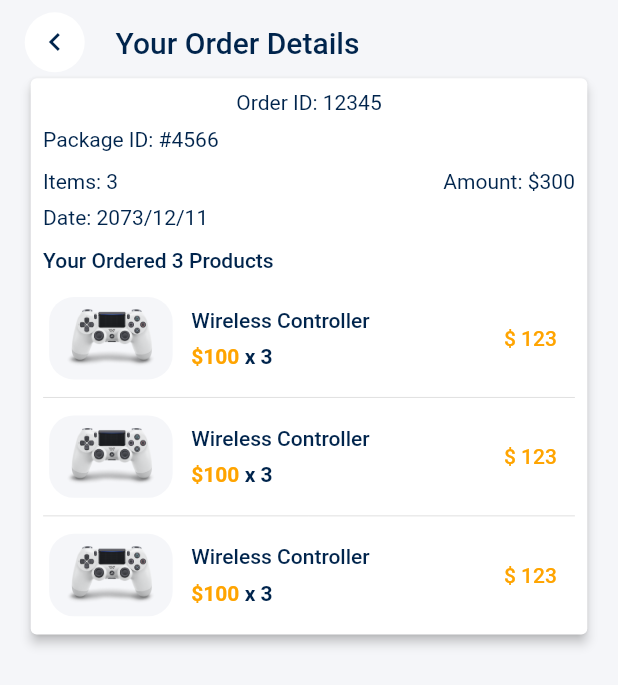
After one commit to rupendra-p/flutter_ecommerce, a Flutter app: the OrderDetailsScreen screen opened by its route, on a phone screen of 412 x 824 dp. The commit adds this screen. Shown: the top 685 px of the screen. Run offline on Flutter 3.47's test engine with Material 2 defaults, Android fonts, the phone set to English and light mode, and no system bars; our stand-ins replace cached_network_image, flutter_dotenv, flutter_svg, fluttertoast, image_picker, shared_preferences; accounts and stored records are empty.

Commit message:
ADDED ORDER DETAILS SCREEN

```diff
--- a/lib/screens/cart/cart_screen.dart
+++ b/lib/screens/cart/cart_screen.dart
@@ -26,11 +26,11 @@ class _CartScreenState extends State<CartScreen> {
         child: Padding(
           padding: EdgeInsets.symmetric(
             horizontal: 2.5 * SizeConfig.heightMultiplier,
+            vertical: SizeConfig.heightMultiplier,
           ),
           child: Consumer<CartProvider>(builder: (_, data, __) {
             return Column(
               children: [
-                SizedBox(height: SizeConfig.heightMultiplier),
                 Row(
                   children: [
                     CircleAvatar(
--- /dev/null
+++ b/lib/screens/order_details/order_details.dart
@@ -0,0 +1,217 @@
+import 'package:flutter/material.dart';
+
+import '/constant/color_properties.dart';
+import '/utils/size_config.dart';
+
+class OrderDetailsScreen extends StatelessWidget {
+  static const routeName = '/orderDetailsScreen';
+
+  const OrderDetailsScreen({Key? key}) : super(key: key);
+
+  @override
+  Widget build(BuildContext context) {
+    return Scaffold(
+      body: SafeArea(
+        child: Padding(
+          padding: EdgeInsets.symmetric(
+              horizontal: 2 * SizeConfig.heightMultiplier,
+              vertical: 1 * SizeConfig.heightMultiplier),
+          child: Column(
+            children: [
+              Row(
+                children: [
+                  CircleAvatar(
+                    backgroundColor: Theme.of(context).primaryColorDark,
+                    foregroundColor:
+                        Theme.of(context).textTheme.headline6!.color,
+                    child: IconButton(
+                      icon: const Icon(Icons.chevron_left),
+                      onPressed: () => Navigator.of(context).pop(),
+                    ),
+                  ),
+                  SizedBox(
+                    width: SizeConfig.widthMultiplier * 5,
+                  ),
+                  Text(
+                    'Your Order Details',
+                    style: Theme.of(context).textTheme.headline6!,
+                  ),
+                ],
+              ),
+              const OrderDetailBody(),
+            ],
+          ),
+        ),
+      ),
+    );
+  }
+}
+
+class OrderDetailBody extends StatefulWidget {
+  const OrderDetailBody({Key? key}) : super(key: key);
+
+  @override
+  _OrderDetailBodyState createState() => _OrderDetailBodyState();
+}
+
+class _OrderDetailBodyState extends State<OrderDetailBody> {
+  @override
+  Widget build(BuildContext context) {
+    return SingleChildScrollView(
+      child: Column(
+        children: [
+          Card(
+            elevation: 3,
+            color: Theme.of(context).cardTheme.color,
+            child: Padding(
+              padding: EdgeInsets.all(
+                SizeConfig.heightMultiplier,
+              ),
+              child: Column(
+                crossAxisAlignment: CrossAxisAlignment.start,
+                children: [
+                  orderDetails(),
+                  SizedBox(
+                    height: SizeConfig.heightMultiplier * 1.5,
+                  ),
+                  Text(
+                    "Your Ordered 3 Products",
+                    style: Theme.of(context).textTheme.bodyText1,
+                  ),
+                  SizedBox(
+                    height: SizeConfig.heightMultiplier * 1.5,
+                  ),
+                  ListView.separated(
+                    shrinkWrap: true,
+                    primary: false,
+                    itemCount: 3,
+                    itemBuilder: (context, index) {
+                      return const OrderProductsCard();
+                    },
+                    separatorBuilder: (context, index) => const Divider(),
+                  ),
+                ],
+              ),
+            ),
+          ),
+        ],
+      ),
+    );
+  }
+
+  Widget orderDetails() {
+    return Column(
+      crossAxisAlignment: CrossAxisAlignment.start,
+      children: [
+        const Center(child: Text("Order ID: 12345")),
+        SizedBox(
+          height: SizeConfig.heightMultiplier,
+        ),
+        const Text(
+          "Package ID: #4566",
+          textAlign: TextAlign.left,
+        ),
+        SizedBox(
+          height: SizeConfig.heightMultiplier * 1.5,
+        ),
+        Row(
+          mainAxisAlignment: MainAxisAlignment.spaceBetween,
+          children: const [
+            Text("Items: 3"),
+            Text("Amount: \$300"),
+          ],
+        ),
+        SizedBox(
+          height: SizeConfig.heightMultiplier,
+        ),
+        const Text("Date: 2073/12/11"),
+      ],
+    );
+  }
+}
+
+class OrderProductsCard extends StatelessWidget {
+  const OrderProductsCard({Key? key}) : super(key: key);
+
+  displaySnackbar(BuildContext context, String message) {
+    ScaffoldMessenger.of(context).showSnackBar(
+      SnackBar(
+        content: Text(
+          message,
+          textAlign: TextAlign.center,
+        ),
+      ),
+    );
+  }
+
+  @override
+  Widget build(BuildContext context) {
+    return GestureDetector(
+      onTap: () async {},
+      child: Card(
+        elevation: 0,
+        child: Container(
+          color: Theme.of(context).cardTheme.color,
+          child: Row(
+            children: [
+              SizedBox(
+                width: SizeConfig.widthMultiplier * 20,
+                child: AspectRatio(
+                  aspectRatio: 1.5,
+                  child: Container(
+                    padding: EdgeInsets.all(SizeConfig.heightMultiplier * 1),
+                    decoration: BoxDecoration(
+                      color: Theme.of(context).canvasColor,
+                      borderRadius: BorderRadius.circular(
+                          SizeConfig.heightMultiplier * 2),
+                    ),
+                    // child: Hero(
+                    //   tag: const ValueKey(),
+                    child: Image.asset(
+                      "assets/images/ps4_console_white_1.png",
+                    ),
+                    // ),
+                  ),
+                ),
+              ),
+              SizedBox(width: SizeConfig.widthMultiplier * 3),
+              Column(
+                crossAxisAlignment: CrossAxisAlignment.start,
+                children: [
+                  Text(
+                    "Wireless Controller",
+                    style: Theme.of(context).textTheme.bodyText1,
+                    maxLines: 2,
+                  ),
+                  SizedBox(height: SizeConfig.heightMultiplier),
+                  Row(
+                    children: const [
+                      Text(
+                        '\$100',
+                        style: TextStyle(
+                            fontWeight: FontWeight.w600, color: secondaryColor),
+                      ),
+                      Text(
+                        ' x 3',
+                        style: TextStyle(fontWeight: FontWeight.w600),
+                      ),
+                    ],
+                  ),
+                  // CartPriceQuantity(cart),
+                ],
+              ),
+              const Spacer(),
+              Padding(
+                padding: const EdgeInsets.all(8.0),
+                child: Text("\$ 123",
+                    style: Theme.of(context).textTheme.bodyText1!.copyWith(
+                          color: secondaryColor,
+                        )),
+              ),
+            ],
+          ),
+        ),
+      ),
+    );
+  }
+}
--- a/lib/screens/orders/order_screen.dart
+++ b/lib/screens/orders/order_screen.dart
@@ -1,3 +1,7 @@
+import 'dart:developer';
+
+import 'package:ecommerce/screens/order_details/order_details.dart';
+
 import '/constant/color_properties.dart';
 import '/utils/scroll_configuration.dart';
 import '/utils/size_config.dart';
@@ -109,8 +113,14 @@ class OrderScreen extends StatelessWidget {
     );
   }
 
+  void navigate(BuildContext context) {
+    Navigator.of(context).pushNamed(OrderDetailsScreen.routeName);
+  }
+
   Widget orderCard(BuildContext context) {
-    return Card(
+    return GestureDetector(
+      onTap: () => navigate(context),
+      child: Card(
         elevation: 5,
         shape: RoundedRectangleBorder(
           borderRadius: BorderRadius.circular(
@@ -164,7 +174,7 @@ class OrderScreen extends StatelessWidget {
                         Icons.arrow_forward_ios_outlined,
                         size: SizeConfig.imageSizeMultiplier * 4.5,
                       ),
-                    onPressed: () {},
+                      onPressed: () => navigate(context),
                     ),
                   ),
                 ],
@@ -172,6 +182,7 @@ class OrderScreen extends StatelessWidget {
             ],
           ),
         ),
+      ),
     );
   }
 }
--- a/lib/utils/routes.dart
+++ b/lib/utils/routes.dart
@@ -1,10 +1,9 @@
-
-import 'package:ecommerce/screens/orders/order_screen.dart';
+import '/screens/order_details/order_details.dart';
+import '/screens/orders/order_screen.dart';
 
 import '/screens/profile/edit_profile_screen.dart';
-import 'package:ecommerce/screens/notifications/notification_screen.dart';
-import 'package:ecommerce/screens/search_list/search_result.dart';
-
+import '/screens/notifications/notification_screen.dart';
+import '/screens/search_list/search_result.dart';
 
 import '/screens/navigation_screen.dart';
 import '/screens/search_list/search_screen.dart';
@@ -18,7 +17,6 @@ import '/screens/login_success/login_success_screen.dart';
 import '/screens/otp/otp_screen.dart';
 import '/screens/sign_in/sign_in_screen.dart';
 import '/screens/splash/splash_screen.dart';
-import '/screens/search_list/search_result.dart';
 import '/screens/setting/setting_screen.dart';
 
 import '/screens/sign_up/sign_up_screen.dart';
@@ -26,23 +24,22 @@ import '/screens/sign_up/sign_up_screen.dart';
 // We use name route
 // All our routes will be available here
 final Map<String, WidgetBuilder> routes = {
-  SplashScreen.routeName: (context) =>const SplashScreen(),
-  SignInScreen.routeName: (context) =>const SignInScreen(),
-  ForgotPasswordScreen.routeName: (context) =>const ForgotPasswordScreen(),
-  LoginSuccessScreen.routeName: (context) =>const LoginSuccessScreen(),
-  SignUpScreen.routeName: (context) =>const SignUpScreen(),
-  CompleteProfileScreen.routeName: (context) =>const CompleteProfileScreen(),
+  SplashScreen.routeName: (context) => const SplashScreen(),
+  SignInScreen.routeName: (context) => const SignInScreen(),
+  ForgotPasswordScreen.routeName: (context) => const ForgotPasswordScreen(),
+  LoginSuccessScreen.routeName: (context) => const LoginSuccessScreen(),
+  SignUpScreen.routeName: (context) => const SignUpScreen(),
+  CompleteProfileScreen.routeName: (context) => const CompleteProfileScreen(),
   OtpScreen.routeName: (context) => const OtpScreen(),
   HomeScreen.routeName: (context) => const HomeScreen(),
-  NavigationScreen.routeName: (context) =>const NavigationScreen(),
+  NavigationScreen.routeName: (context) => const NavigationScreen(),
   DetailsScreen.routeName: (context) => const DetailsScreen(),
-  CartScreen.routeName: (context) =>const CartScreen(),
+  CartScreen.routeName: (context) => const CartScreen(),
   SettingScreen.routeName: (context) => const SettingScreen(),
-  SearchScreen.routeName: (context) =>const SearchScreen(),
+  SearchScreen.routeName: (context) => const SearchScreen(),
   SearchResultScreen.routeName: (context) => const SearchResultScreen(""),
-
   EditProfileScreen.routeName: (context) => const EditProfileScreen(),
-  NotificationScreen.routeName:(context)=> const NotificationScreen(),
-  OrderScreen.routeName:(context)=> const OrderScreen(),
-
+  NotificationScreen.routeName: (context) => const NotificationScreen(),
+  OrderScreen.routeName: (context) => const OrderScreen(),
+  OrderDetailsScreen.routeName: (context) => const OrderDetailsScreen(),
 };
```
Lines whose indentation alone changed are shown as unchanged.
